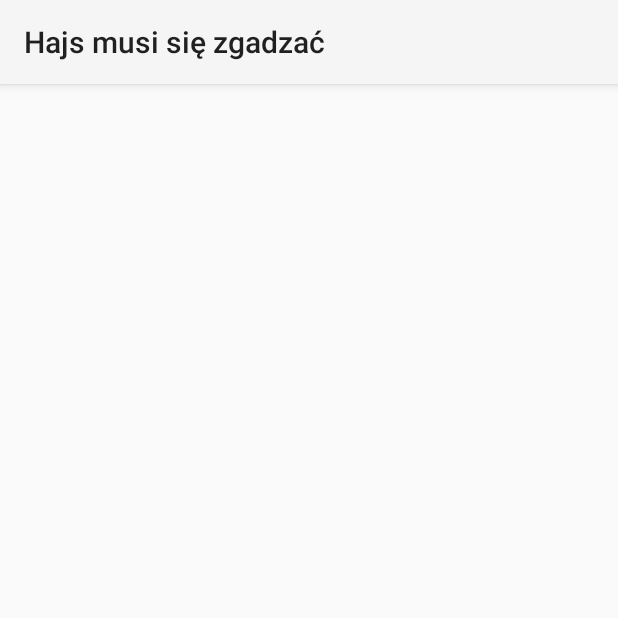
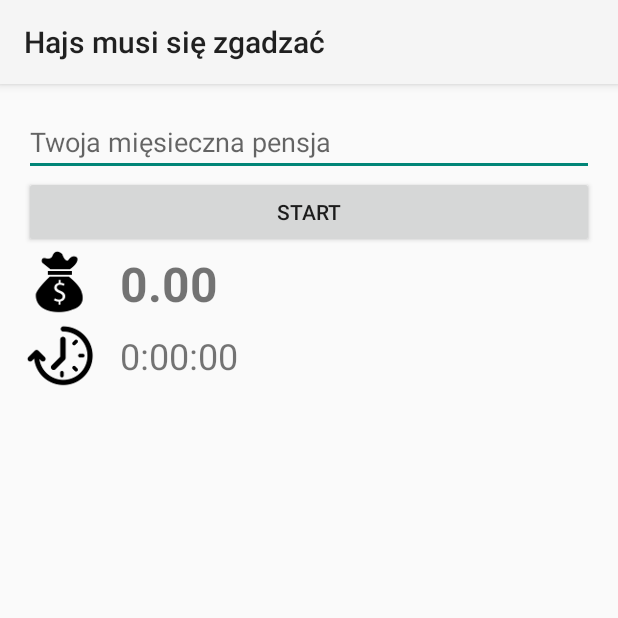
Before and after one commit to kiesiu/kpi-android, an Android app: the screen it shows after launch (MainActivity), on a phone screen of 412 x 824 dp, the top half of it. Run offline under Robolectric (Android 15) with nearby library versions, the phone set to English and light mode, and no system bars.

Commit message:
Added launcher icon and layout icons. First version of portrait layout, including strings.

```diff
--- a/app/src/main/res/layout-land/activity_main.xml
+++ b/app/src/main/res/layout-land/activity_main.xml
@@ -21,6 +21,7 @@
     android:paddingRight="@dimen/activity_horizontal_margin"
     android:paddingTop="@dimen/activity_vertical_margin"
     android:paddingBottom="@dimen/activity_vertical_margin"
-    tools:context="com.kiesiu.kpi.MainActivity">
+    tools:context="com.kiesiu.kpi.MainActivity"
+    android:orientation="vertical">
 
 </LinearLayout>
--- a/app/src/main/res/layout/activity_main.xml
+++ b/app/src/main/res/layout/activity_main.xml
@@ -21,6 +21,44 @@
     android:paddingRight="@dimen/activity_horizontal_margin"
     android:paddingTop="@dimen/activity_vertical_margin"
     android:paddingBottom="@dimen/activity_vertical_margin"
-    tools:context="com.kiesiu.kpi.MainActivity">
+    tools:context="com.kiesiu.kpi.MainActivity"
+    android:orientation="vertical">
+
+    <EditText
+        android:layout_width="fill_parent"
+        android:layout_height="wrap_content"
+        android:inputType="numberDecimal"
+        android:ems="10"
+        android:id="@+id/etSalary"
+        android:hint="@string/strSalary" />
+
+    <Button
+        android:layout_width="fill_parent"
+        android:layout_height="wrap_content"
+        android:text="@string/strStart"
+        android:id="@+id/btnStartStop" />
+
+    <TextView
+        android:layout_width="fill_parent"
+        android:layout_height="wrap_content"
+        android:text="@string/strMoney"
+        android:id="@+id/tvMoney"
+        android:drawableLeft="@drawable/money"
+        android:drawableStart="@drawable/money"
+        android:drawablePadding="@dimen/icon_padding"
+        android:gravity="center_vertical"
+        android:textStyle="bold"
+        android:textSize="32sp" />
+
+    <TextView
+        android:layout_width="fill_parent"
+        android:layout_height="wrap_content"
+        android:text="@string/strTimer"
+        android:id="@+id/tvTimer"
+        android:drawableLeft="@drawable/timer"
+        android:drawableStart="@drawable/timer"
+        android:gravity="center_vertical"
+        android:drawablePadding="@dimen/icon_padding"
+        android:textSize="24sp" />
 
 </LinearLayout>
--- a/app/src/main/res/values-w820dp/dimens.xml
+++ b/app/src/main/res/values-w820dp/dimens.xml
@@ -14,8 +14,5 @@
   -->
 
 <resources>
-    <!-- Example customization of dimensions originally defined in res/values/dimens.xml
-         (such as screen margins) for screens with more than 820dp of available width. This
-         would include 7" and 10" devices in landscape (~960dp and ~1280dp respectively). -->
     <dimen name="activity_horizontal_margin">64dp</dimen>
 </resources>
--- a/app/src/main/res/values/dimens.xml
+++ b/app/src/main/res/values/dimens.xml
@@ -14,7 +14,7 @@
   -->
 
 <resources>
-    <!-- Default screen margins, per the Android Design guidelines. -->
     <dimen name="activity_horizontal_margin">16dp</dimen>
     <dimen name="activity_vertical_margin">16dp</dimen>
+    <dimen name="icon_padding">16dp</dimen>
 </resources>
--- a/app/src/main/res/values/strings.xml
+++ b/app/src/main/res/values/strings.xml
@@ -16,4 +16,8 @@
 
 <resources>
     <string name="app_name">Hajs musi się zgadzać</string>
+    <string name="strSalary">Twoja mięsieczna pensja</string>
+    <string name="strStart">Start</string>
+    <string name="strMoney">0.00</string>
+    <string name="strTimer">0:00:00</string>
 </resources>
```
Also changed, not shown: app/src/main/res/drawable-hdpi/ic_launcher.png, app/src/main/res/drawable-hdpi/money.png (added), app/src/main/res/drawable-hdpi/timer.png (added), app/src/main/res/drawable-ldpi/ic_launcher.png (added), app/src/main/res/drawable-ldpi/money.png (added), app/src/main/res/drawable-ldpi/timer.png (added), app/src/main/res/drawable-mdpi/ic_launcher.png, app/src/main/res/drawable-mdpi/money.png (added), app/src/main/res/drawable-mdpi/timer.png (added), app/src/main/res/drawable-xhdpi/ic_launcher.png, app/src/main/res/drawable-xhdpi/money.png (added), app/src/main/res/drawable-xhdpi/timer.png (added), app/src/main/res/drawable-xxhdpi/ic_launcher.png, app/src/main/res/drawable-xxhdpi/money.png (added), 1 more files.
